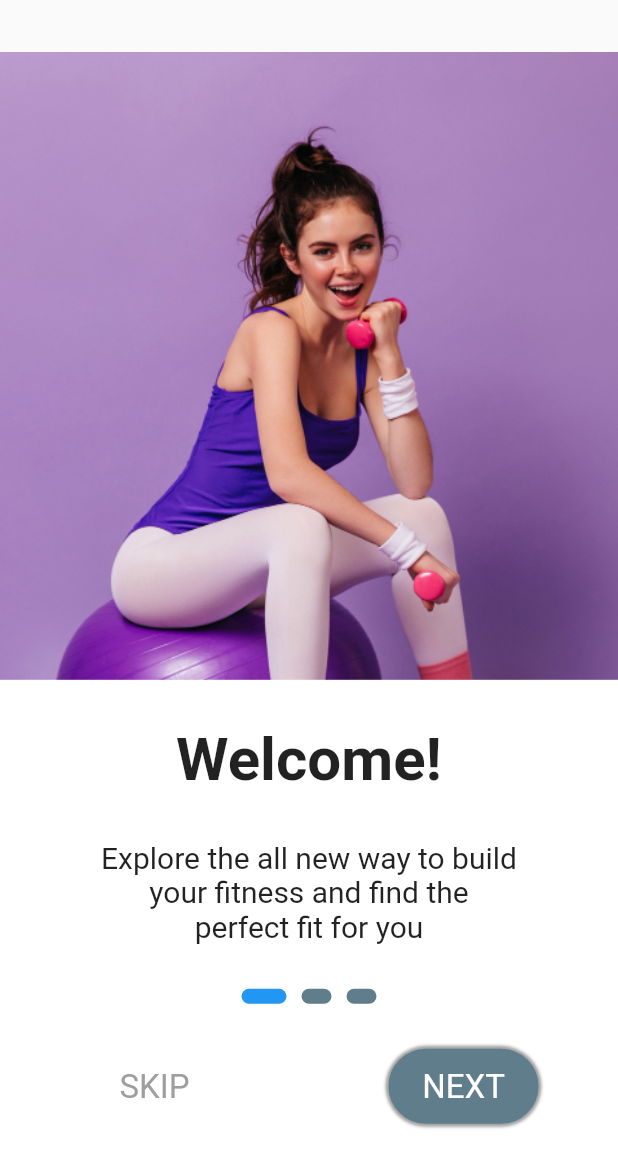
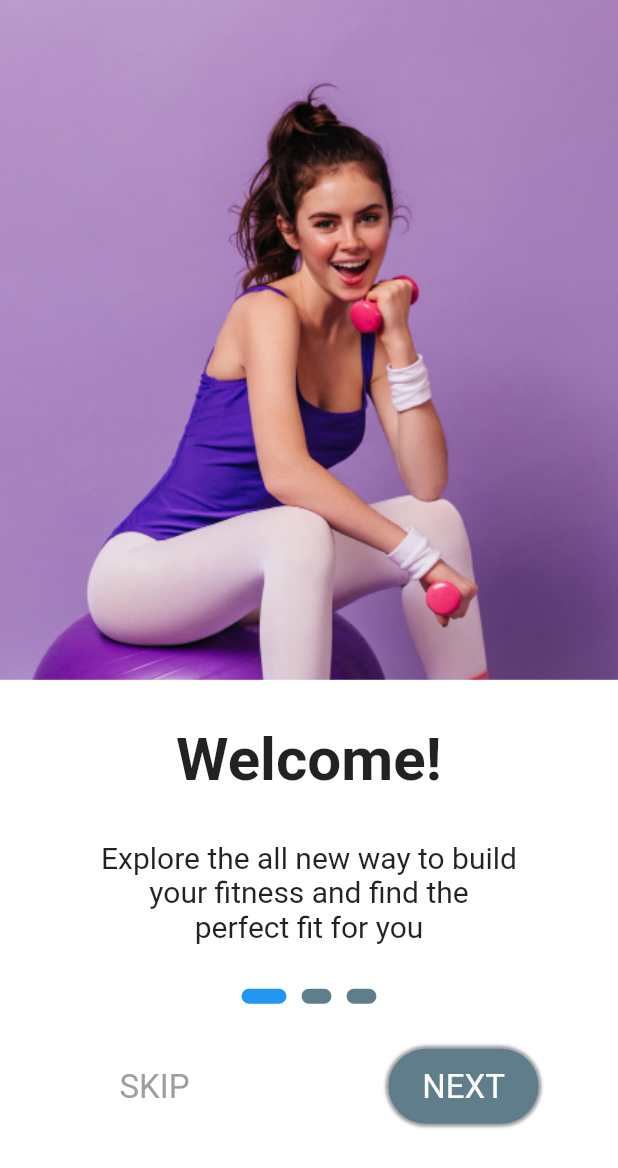
Before and after one commit to sosualfred/version_control_assignment, a Flutter app: the screen it shows after launch, on a phone screen of 412 x 824 dp. Shown: the top 1168 px of the screen. Run offline on Flutter 3.47's test engine with Material 2 defaults, Android fonts, the phone set to English and light mode, and no system bars.

Commit message:
fullscreen homepage sizing

```diff
--- a/lib/my_home_page.dart
+++ b/lib/my_home_page.dart
@@ -19,6 +19,7 @@ class _MyHomePageState extends State<MyHomePage> {
   @override
   Widget build(BuildContext context) {
     return Scaffold(
+      extendBodyBehindAppBar: true,
       body: Stack(
         children: [
           OnboardingImageWidget(),
--- a/lib/widgets/dots_indicator_widget.dart
+++ b/lib/widgets/dots_indicator_widget.dart
@@ -2,7 +2,7 @@ import 'package:flutter/material.dart';
 
 // Widget to be implemented by: Slim
 
-// DONE AT : 1:40 PM - The _boxSetting function receieves color as argument to return a box decoration
+// DONE AT : 1:40 PM - The _boxSetting function receives color as argument to return a box decoration
 class DotsIndicatorWidget extends StatelessWidget {
   const DotsIndicatorWidget({
     Key? key,
--- a/lib/widgets/onboarding_image_widget.dart
+++ b/lib/widgets/onboarding_image_widget.dart
@@ -15,7 +15,7 @@ class OnboardingImageWidget extends StatelessWidget {
       margin: EdgeInsets.only(bottom: 180),
       decoration: BoxDecoration(
         image: DecorationImage(
-          fit: BoxFit.fitWidth,
+          fit: BoxFit.fitHeight,
           image: AssetImage(
             'assets/images/fit4.jpg',
           ),
```
